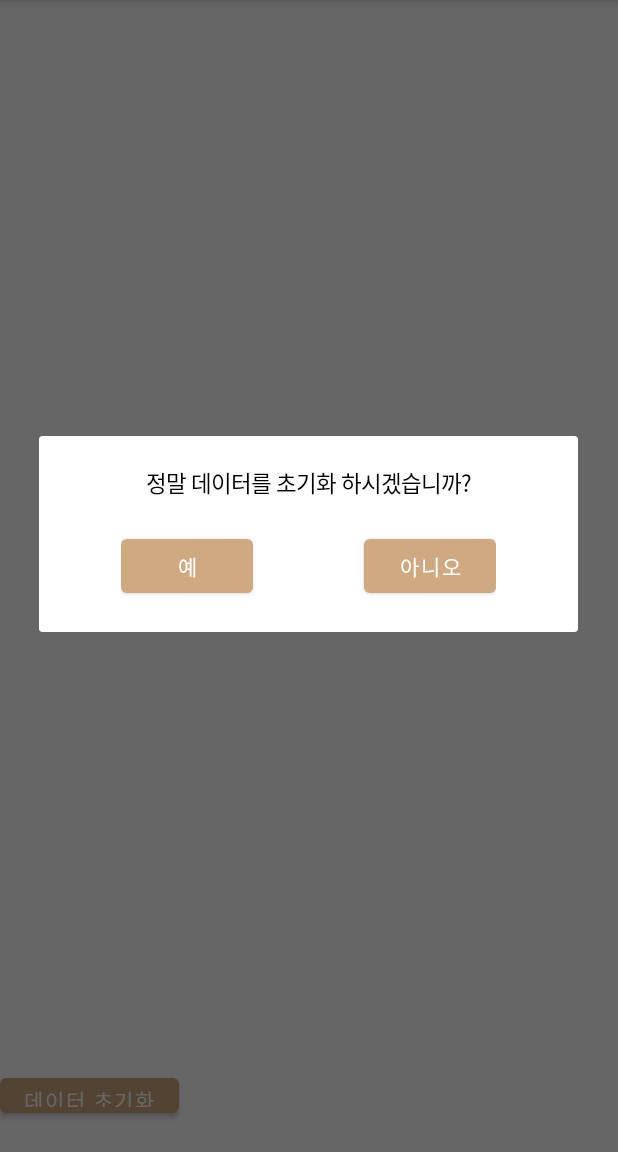
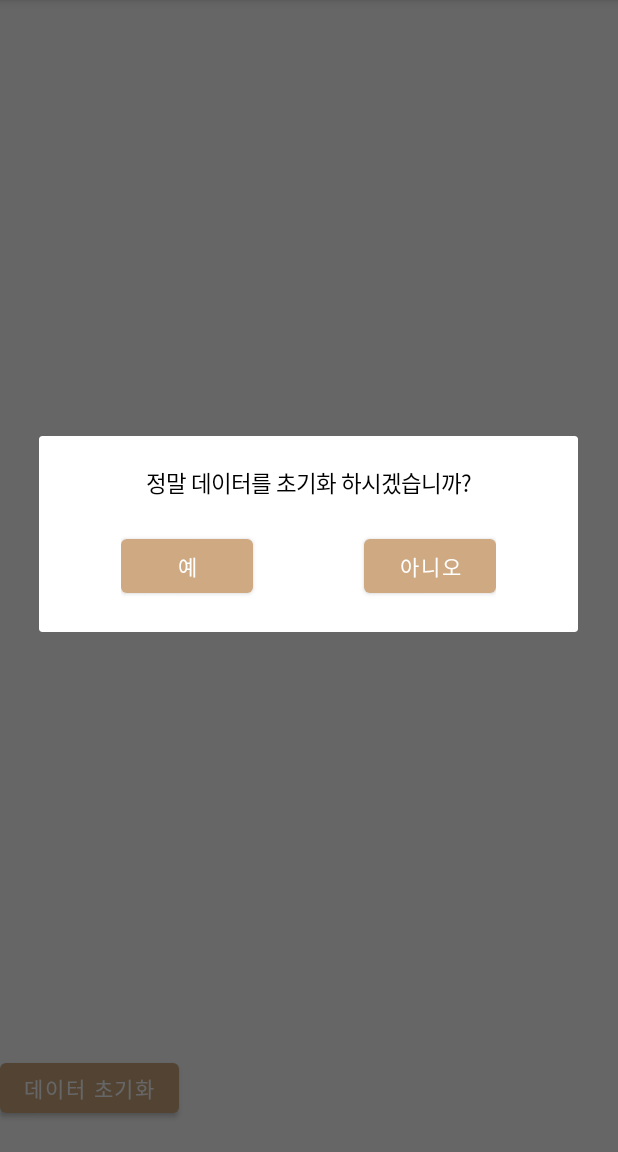
Before and after one commit to eunhaeKim/FinalProject, an Android app: the PersonnelList screen opened directly, with no data from a screen before it, after a tap on "데이터 초기화", on a phone screen of 412 x 824 dp, the part 84-1236 px from its top. Run offline under Robolectric (Android 15) with nearby library versions, the phone set to English and light mode, and no system bars.

Commit message:
list수정2

```diff
--- a/app/src/main/java/com/example/finalproject/PersonnelList.kt
+++ b/app/src/main/java/com/example/finalproject/PersonnelList.kt
@@ -84,7 +84,6 @@ class PersonnelList : AppCompatActivity() {
 
 //while문이 반복할 때마다 하나씩 증가하도록
             num++
-            tvdate.marginBottom
 
         }
 
--- a/app/src/main/res/layout/activity_personnel_list.xml
+++ b/app/src/main/res/layout/activity_personnel_list.xml
@@ -28,7 +28,7 @@
 
     <LinearLayout
         android:layout_width="wrap_content"
-        android:layout_height="35dp">
+        android:layout_height="45dp">
 
         <View
             android:layout_width="0dp"
```
